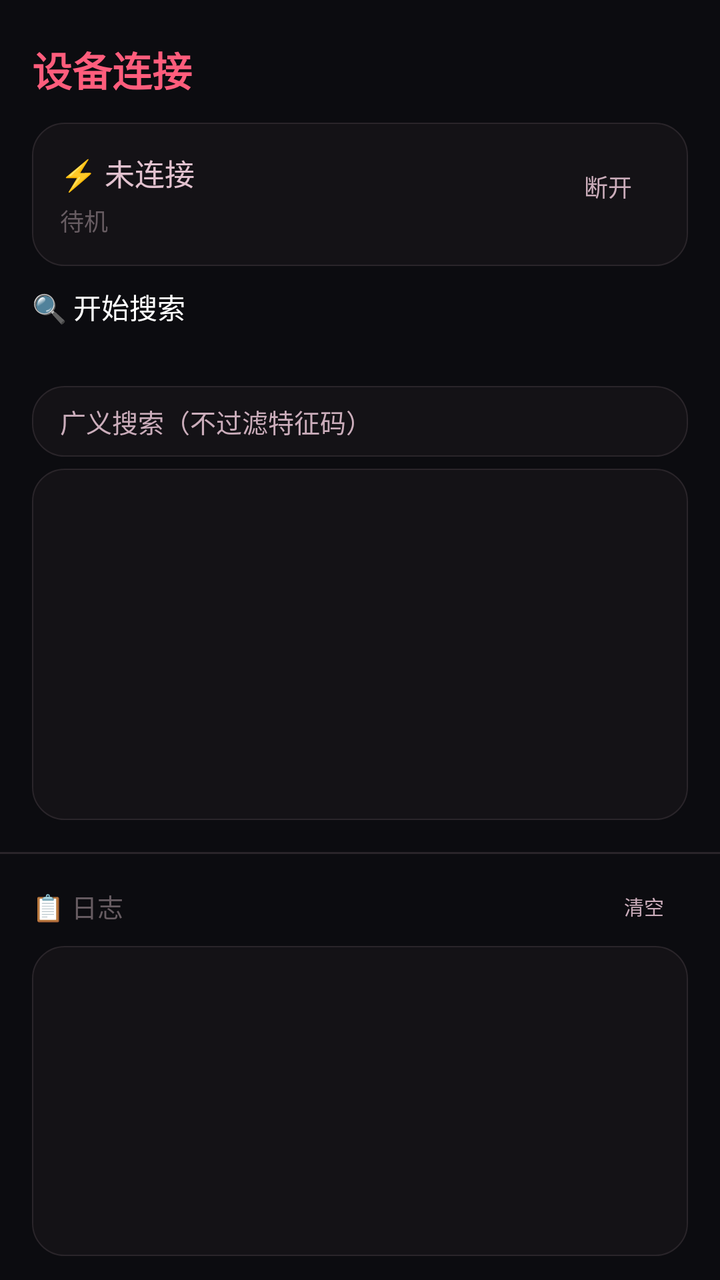
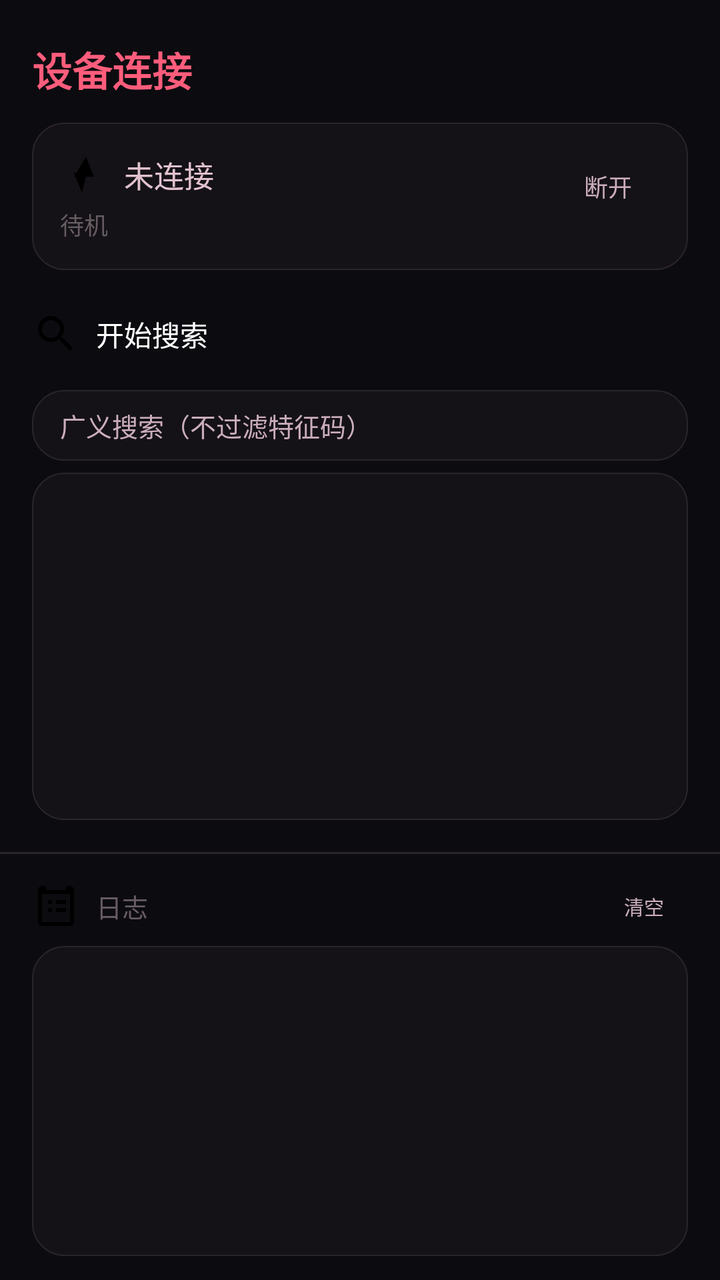

Two renders of the same Android screen: before a commit and after it. Below are the layout's source before the change and the commit's diff.
<!-- AndroidManifest.xml: application theme Theme.App.Starting -->
<!-- res/layout/fragment_connect.xml -->
<?xml version="1.0" encoding="utf-8"?>
<LinearLayout xmlns:android="http://schemas.android.com/apk/res/android"
    android:layout_width="match_parent"
    android:layout_height="match_parent"
    android:orientation="vertical"
    android:background="#0c0c10">

    
    <LinearLayout
        android:layout_width="match_parent"
        android:layout_height="0dp"
        android:layout_weight="1"
        android:orientation="vertical"
        android:padding="16dp">

        <TextView
            android:layout_width="wrap_content"
            android:layout_height="wrap_content"
            android:text="设备连接"
            android:textColor="#ff5d7c"
            android:textSize="20sp"
            android:textStyle="bold"
            android:layout_marginBottom="12dp"
            android:layout_marginTop="4dp"/>

        
        <LinearLayout
            android:layout_width="match_parent"
            android:layout_height="wrap_content"
            android:orientation="horizontal"
            android:background="@drawable/glass_card"
            android:padding="14dp"
            android:layout_marginBottom="10dp">
            <LinearLayout
                android:layout_width="0dp"
                android:layout_height="wrap_content"
                android:layout_weight="1"
                android:orientation="vertical">
                <TextView
                    android:id="@+id/tvDevice"
                    android:layout_width="wrap_content"
                    android:layout_height="wrap_content"
                    android:text="⚡ 未连接"
                    android:textColor="#e2c2cf"
                    android:textSize="15sp"/>
                <TextView
                    android:id="@+id/tvStatus"
                    android:layout_width="wrap_content"
                    android:layout_height="wrap_content"
                    android:text="待机"
                    android:textColor="#675c62"
                    android:textSize="12sp"
                    android:layout_marginTop="4dp"/>
            </LinearLayout>
            <Button
                android:id="@+id/btnDisconnect"
                android:layout_width="wrap_content"
                android:layout_height="36dp"
                android:text="断开"
                android:backgroundTint="#2a282c"
                android:textColor="#cbadbb"
                android:textSize="12sp"
                android:paddingStart="14dp"
                android:paddingEnd="14dp"
                android:gravity="center"/>
        </LinearLayout>

        
        <LinearLayout
            android:layout_width="match_parent"
            android:layout_height="wrap_content"
            android:orientation="horizontal"
            android:gravity="center_vertical"
            android:layout_marginBottom="6dp">
            <Button
                android:id="@+id/btnScan"
                android:layout_width="0dp"
                android:layout_height="44dp"
                android:layout_weight="1"
                android:text="🔍 开始搜索"
                android:backgroundTint="#ff5d7c"
                android:textColor="#ffffff"
                android:textSize="14sp"/>
            <TextView
                android:id="@+id/tvScanCount"
                android:layout_width="wrap_content"
                android:layout_height="wrap_content"
                android:text=""
                android:textColor="#675c62"
                android:textSize="12sp"
                android:layout_marginStart="10dp"
                android:layout_marginEnd="8dp"/>
        </LinearLayout>

        
        <LinearLayout
            android:layout_width="match_parent"
            android:layout_height="wrap_content"
            android:orientation="horizontal"
            android:gravity="center_vertical"
            android:background="@drawable/glass_card"
            android:paddingTop="8dp"
            android:paddingBottom="8dp"
            android:paddingStart="14dp"
            android:paddingEnd="14dp"
            android:layout_marginBottom="6dp">
            <TextView
                android:layout_width="0dp"
                android:layout_height="wrap_content"
                android:layout_weight="1"
                android:text="广义搜索（不过滤特征码）"
                android:textColor="#cbadbb"
                android:textSize="13sp"/>
            <TextView
                android:id="@+id/tvBroadSearchHint"
                android:layout_width="wrap_content"
                android:layout_height="wrap_content"
                android:text=""
                android:textColor="#ff5d7c"
                android:textSize="11sp"
                android:layout_marginEnd="8sp"
                android:visibility="gone"/>
            <androidx.appcompat.widget.SwitchCompat
                android:id="@+id/swBroadSearch"
                android:layout_width="wrap_content"
                android:layout_height="wrap_content"
                android:thumbTint="#675c62"
                android:trackTint="#2a282c"/>
        </LinearLayout>

        
        <androidx.recyclerview.widget.RecyclerView
            android:id="@+id/rvDevices"
            android:layout_width="match_parent"
            android:layout_height="0dp"
            android:layout_weight="1"
            android:background="@drawable/glass_card"
            android:clipToPadding="false"
            android:padding="6dp"/>
    </LinearLayout>

    
    <View
        android:layout_width="match_parent"
        android:layout_height="1dp"
        android:background="#2a252a"/>

    
    <LinearLayout
        android:layout_width="match_parent"
        android:layout_height="0dp"
        android:layout_weight="0.5"
        android:orientation="vertical"
        android:paddingTop="12dp"
        android:paddingBottom="12dp"
        android:paddingStart="16dp"
        android:paddingEnd="16dp">
        <LinearLayout
            android:layout_width="match_parent"
            android:layout_height="wrap_content"
            android:orientation="horizontal"
            android:gravity="center_vertical">
            <TextView
                android:layout_width="0dp"
                android:layout_height="wrap_content"
                android:layout_weight="1"
                android:text="📋 日志"
                android:textColor="#675c62"
                android:textSize="13sp"/>
            <Button
                android:id="@+id/btnClearLog"
                android:layout_width="wrap_content"
                android:layout_height="28dp"
                android:text="清空"
                android:backgroundTint="#2a282c"
                android:textColor="#cbadbb"
                android:textSize="10sp"
                android:paddingStart="12dp"
                android:paddingEnd="12dp"
                android:gravity="center"/>
        </LinearLayout>

        <ScrollView
            android:id="@+id/logScrollView"
            android:layout_width="match_parent"
            android:layout_height="match_parent"
            android:layout_marginTop="6dp"
            android:background="@drawable/glass_card"
            android:scrollbars="vertical"
            android:fillViewport="true">
            <TextView
                android:id="@+id/tvLog"
                android:layout_width="match_parent"
                android:layout_height="wrap_content"
                android:padding="10dp"
                android:textColor="#675c62"
                android:textSize="11sp"
                android:typeface="monospace"
                android:lineSpacingExtra="2dp"
                android:gravity="top"/>
        </ScrollView>
    </LinearLayout>

</LinearLayout>
<!-- resources referenced by this layout -->
<resources>
  <!-- drawable glass_card (drawable) -->
  <?xml version="1.0" encoding="utf-8"?>
  <shape xmlns:android="http://schemas.android.com/apk/res/android">
      <solid android:color="#141216"/>
      <corners android:radius="16dp"/>
      <stroke android:width="0.5dp" android:color="#2a252a"/>
  </shape>
  <style name="Theme.App.Starting" parent="Theme.SplashScreen">
           <item name="windowSplashScreenBackground">#0c0c10</item>
           <item name="windowSplashScreenAnimatedIcon">@drawable/ic_splash_logo</item>
          <item name="windowSplashScreenIconBackgroundColor">#C2385C</item>
           <item name="postSplashScreenTheme">@style/AppTheme</item>
       </style>
  <style name="AppTheme" parent="Theme.MaterialComponents.DayNight.NoActionBar">
          <item name="android:windowBackground">@color/splash_bg</item>
          <item name="android:windowTranslucentStatus">true</item>
          <item name="android:windowTranslucentNavigation">true</item>
          <item name="android:statusBarColor">@android:color/transparent</item>
          <item name="android:navigationBarColor">@android:color/transparent</item>
      </style>
  <color name="splash_bg">#0c0c10</color>
  <!-- unchanged entries left out for length: 1 -->
</resources>

<!-- the commit's change to res/layout/fragment_connect.xml (unified diff, before → after) -->
@@ -40,7 +40,10 @@
                     android:id="@+id/tvDevice"
                     android:layout_width="wrap_content"
                     android:layout_height="wrap_content"
-                    android:text="⚡ 未连接"
+                    android:drawableStart="@drawable/ic_icon_bolt"
+                android:drawablePadding="8dp"
+                android:gravity="center_vertical"
+                android:text="未连接"
                     android:textColor="#e2c2cf"
                     android:textSize="15sp"/>
                 <TextView
@@ -77,7 +80,10 @@
                 android:layout_width="0dp"
                 android:layout_height="44dp"
                 android:layout_weight="1"
-                android:text="🔍 开始搜索"
+                android:drawableStart="@drawable/ic_icon_search"
+                android:drawablePadding="8dp"
+                android:gravity="center_vertical"
+                android:text="开始搜索"
                 android:backgroundTint="#ff5d7c"
                 android:textColor="#ffffff"
                 android:textSize="14sp"/>
@@ -164,7 +170,10 @@
                 android:layout_width="0dp"
                 android:layout_height="wrap_content"
                 android:layout_weight="1"
-                android:text="📋 日志"
+                android:drawableStart="@drawable/ic_icon_clipboard"
+                android:drawablePadding="8dp"
+                android:gravity="center_vertical"
+                android:text="日志"
                 android:textColor="#675c62"
                 android:textSize="13sp"/>
             <Button
<!-- resource entries referenced after the edit -->
@@ -7,6 +7,45 @@
       <corners android:radius="16dp"/>
       <stroke android:width="0.5dp" android:color="#2a252a"/>
   </shape>
+  <!-- drawable ic_icon_bolt (drawable) -->
+  <?xml version="1.0" encoding="utf-8"?>
+  <vector xmlns:android="http://schemas.android.com/apk/res/android"
+      android:width="24dp"
+      android:height="24dp"
+      android:autoMirrored="false"
+      android:viewportWidth="24"
+      android:viewportHeight="24"
+      android:tint="?attr/colorOnSurface">
+      <path
+          android:fillColor="#FF000000"
+          android:pathData="M11,21 L13,13 L17,13 L13,3 L11,11 L7,11 Z M13,3 L7,13 L11,13 L11,21 Z" />
+  </vector>
+  <!-- drawable ic_icon_clipboard (drawable) -->
+  <?xml version="1.0" encoding="utf-8"?>
+  <vector xmlns:android="http://schemas.android.com/apk/res/android"
+      android:width="24dp"
+      android:height="24dp"
+      android:autoMirrored="false"
+      android:viewportWidth="24"
+      android:viewportHeight="24"
+      android:tint="?attr/colorOnSurface">
+      <path
+          android:fillColor="#FF000000"
+          android:pathData="M19,2 L17,2 L17,4 L7,4 L7,2 L5,2 C3.9,2 3,2.9 3,4 L3,20 C3,21.1 3.9,22 5,22 L19,22 C20.1,22 21,21.1 21,20 L21,4 C21,2.9 20.1,2 19,2 Z M19,20 L5,20 L5,6 L19,6 Z M12,9 L17,9 L17,11 L12,11 Z M12,13 L17,13 L17,15 L12,15 Z M8,9 L10,9 L10,11 L8,11 Z M8,13 L10,13 L10,15 L8,15 Z" />
+  </vector>
+  <!-- drawable ic_icon_search (drawable) -->
+  <?xml version="1.0" encoding="utf-8"?>
+  <vector xmlns:android="http://schemas.android.com/apk/res/android"
+      android:width="24dp"
+      android:height="24dp"
+      android:autoMirrored="false"
+      android:viewportWidth="24"
+      android:viewportHeight="24"
+      android:tint="?attr/colorOnSurface">
+      <path
+          android:fillColor="#FF000000"
+          android:pathData="M15.5,14 L14.71,14 L14.43,13.73 C15.41,12.59 16,11.11 16,9.5 C16,5.91 13.09,3 9.5,3 C5.91,3 3,5.91 3,9.5 C3,13.09 5.91,16 9.5,16 C11.11,16 12.59,15.41 13.73,14.43 L14,14.71 L14,15.5 L19,20.49 L20.49,19 L15.5,14 Z M9.5,14 C7.01,14 5,11.99 5,9.5 C5,7.01 7.01,5 9.5,5 C11.99,5 14,7.01 14,9.5 C14,11.99 11.99,14 9.5,14 Z" />
+  </vector>
   <style name="Theme.App.Starting" parent="Theme.SplashScreen">
            <item name="windowSplashScreenBackground">#0c0c10</item>
            <item name="windowSplashScreenAnimatedIcon">@drawable/ic_splash_logo</item>
